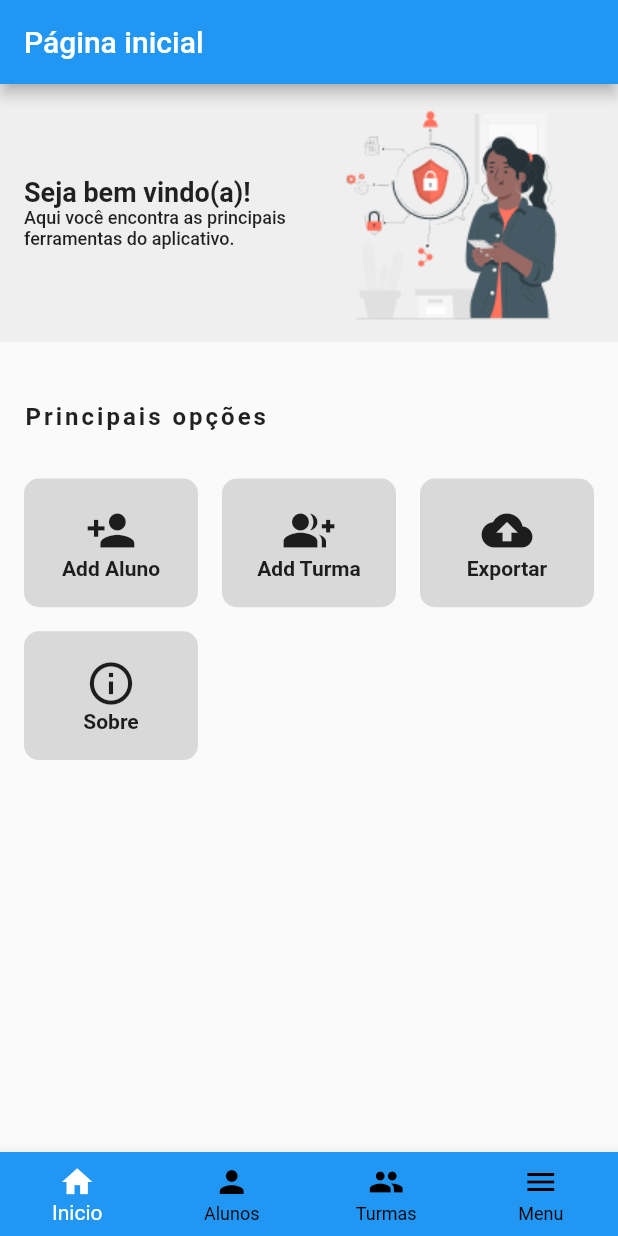
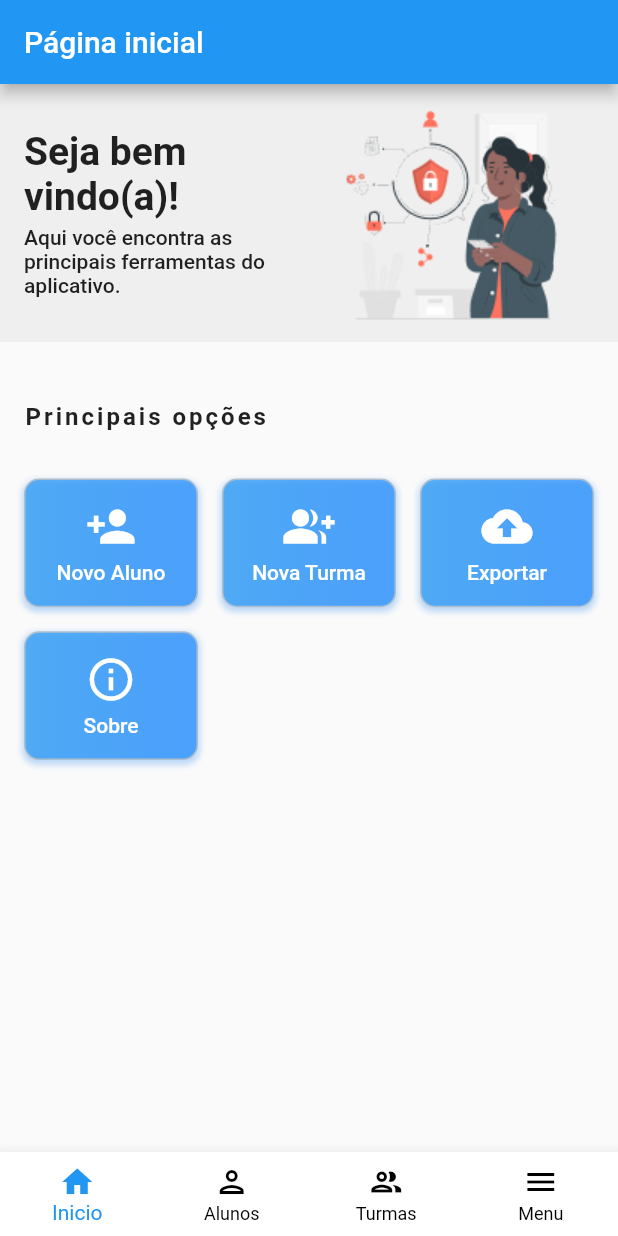
Before and after one commit to WallisonRP/ppdm-fatecrp, a Flutter app: the MenuTelaInicial screen opened by its route, on a phone screen of 412 x 824 dp. Run offline on Flutter 3.47's test engine with Material 2 defaults, Android fonts, the phone set to English and light mode, and no system bars; our stand-ins replace cloud_firestore, firebase_auth, firebase_core; accounts and stored records are empty; network calls fail.

Commit message:
coleção usuários

```diff
--- a/lib/controller/firebase/auth.dart
+++ b/lib/controller/firebase/auth.dart
@@ -1,6 +1,6 @@
 // ignore_for_file: prefer_const_constructors
 
-// import 'package:cloud_firestore/cloud_firestore.dart';
+import 'package:cloud_firestore/cloud_firestore.dart';
 import 'package:firebase_auth/firebase_auth.dart';
 import 'package:flutter/material.dart';
 
@@ -59,7 +59,15 @@ class LoginController {
           .createUserWithEmailAndPassword(email: email, password: senha);
 
       if (userCredential != null) {
+        //Cadastrar nome de usuário para exibição no app
         userCredential.user!.updateDisplayName('$nome $sobrenome');
+
+
+        //Cadastrar usuário no banco de dados
+        FirebaseFirestore.instance.collection('usuarios').add({
+          "uid": userCredential.user!.uid.toString(),
+          "nome": nome,
+        });
         Navigator.pop(context);
         // Navigator.pushAndRemoveUntil(
         //     context,
--- a/lib/view/bottom_pages/tela_inicial.dart
+++ b/lib/view/bottom_pages/tela_inicial.dart
@@ -43,13 +43,16 @@ class _TelaInicialState extends State<TelaInicial> {
                       Text(
                         "Seja bem vindo(a)!",
                         style: TextStyle(
-                            fontSize: 18, fontWeight: FontWeight.bold),
+                            fontSize: 26, fontWeight: FontWeight.bold),
+                      ),
+                      SizedBox(
+                        height: 4,
                       ),
                       Text(
                         "Aqui você encontra as principais ferramentas do aplicativo.",
                         textAlign: TextAlign.start,
                         style: TextStyle(
-                            fontSize: 12, fontWeight: FontWeight.w500),
+                            fontSize: 14, fontWeight: FontWeight.w500),
                       )
                     ],
                   ),
@@ -82,12 +85,12 @@ class _TelaInicialState extends State<TelaInicial> {
                 crossAxisSpacing: 16,
                 children: [
                   GestureDetector(
-                      child: CardItens('Add Aluno', Icons.person_add, context),
+                      child: CardItens('Novo Aluno', Icons.person_add, context),
                       onTap: () {
                         Navigator.pushNamed(context, 'cadastrarAluno');
                       }),
                   GestureDetector(
-                      child: CardItens('Add Turma', Icons.group_add, context),
+                      child: CardItens('Nova Turma', Icons.group_add, context),
                       onTap: () {
                         Navigator.pushNamed(context, 'cadastrarTurma');
                       }),
--- a/lib/view/pages/main_navigation.dart
+++ b/lib/view/pages/main_navigation.dart
@@ -61,14 +61,26 @@ class _MenuTelaInicialState extends State<MenuTelaInicial> {
             _onItemTapped(index);
           },
           type: BottomNavigationBarType.fixed,
-          backgroundColor: Colors.blue,
-          fixedColor: Colors.white,
+          backgroundColor: Colors.white,
+          fixedColor: Color(0xff2196F3),
           unselectedItemColor: Colors.black,
           items: [
-            BottomNavigationBarItem(label: 'Inicio', icon: Icon(Icons.home)),
-            BottomNavigationBarItem(label: 'Alunos', icon: Icon(Icons.person)),
-            BottomNavigationBarItem(label: 'Turmas', icon: Icon(Icons.group)),
-            BottomNavigationBarItem(label: 'Menu', icon: Icon(Icons.menu))
+            BottomNavigationBarItem(
+                label: 'Inicio',
+                icon: Icon(Icons.home_outlined),
+                activeIcon: Icon(Icons.home)),
+            BottomNavigationBarItem(
+                label: 'Alunos',
+                icon: Icon(Icons.person_outlined),
+                activeIcon: Icon(Icons.person)),
+            BottomNavigationBarItem(
+                label: 'Turmas',
+                icon: Icon(Icons.group_outlined),
+                activeIcon: Icon(Icons.group)),
+            BottomNavigationBarItem(
+                label: 'Menu',
+                icon: Icon(Icons.menu_outlined),
+                activeIcon: Icon(Icons.menu))
           ]),
     );
   }
--- a/lib/view/widgets/card_itens.dart
+++ b/lib/view/widgets/card_itens.dart
@@ -6,7 +6,26 @@ CardItens(titulo, icon, context) {
   var largura = MediaQuery.of(context).size.width;
   return Container(
     decoration: BoxDecoration(
-        borderRadius: BorderRadius.circular(10), color: Color(0xffD9D9D9)),
+      gradient: LinearGradient(
+          colors: [
+            Color(0xff2196F3).withOpacity(0.7),
+            Color(0xff007BFF).withOpacity(0.6)
+          ],
+          begin: Alignment.centerLeft,
+          end: Alignment.centerRight,
+          tileMode: TileMode.clamp),
+      border: Border.all(color: Color.fromARGB(255, 172, 191, 206)),
+      borderRadius: BorderRadius.circular(10),
+      color: Colors.white,
+      boxShadow: [
+        BoxShadow(
+          color: Color(0xff7FB5F2).withOpacity(0.5),
+          spreadRadius: 1,
+          blurRadius: 3,
+          offset: Offset(0, 2), // changes position of shadow
+        ),
+      ],
+    ),
     // width: largura ,
     height: 700,
     child: Column(
@@ -17,10 +36,18 @@ CardItens(titulo, icon, context) {
         Icon(
           icon,
           size: 34,
+          color: Colors.white,
+        ),
+        SizedBox(
+          height: 6,
         ),
         Text(
           titulo,
-          style: TextStyle(fontSize: 14, fontWeight: FontWeight.w600),
+          style: TextStyle(
+            fontSize: 14,
+            fontWeight: FontWeight.w500,
+            color: Colors.white,
+          ),
         ),
       ],
     ),
--- a/lib/view/widgets/menuDrawer.dart
+++ b/lib/view/widgets/menuDrawer.dart
@@ -30,14 +30,14 @@ class MenuDrawer extends StatelessWidget {
                 ),
               ],
               currentAccountPicture: CircleAvatar(
-                backgroundColor: Colors.grey,
+                backgroundColor: Color.fromARGB(255, 109, 185, 247),
                 radius: 30,
                 child: Text(
                   nome[0],
                   style: TextStyle(
                       fontSize: 40,
                       fontWeight: FontWeight.w500,
-                      color: Color.fromARGB(255, 96, 94, 94)),
+                      color: Colors.white),
                 ),
               ),
               accountName: Text(nome),
```
